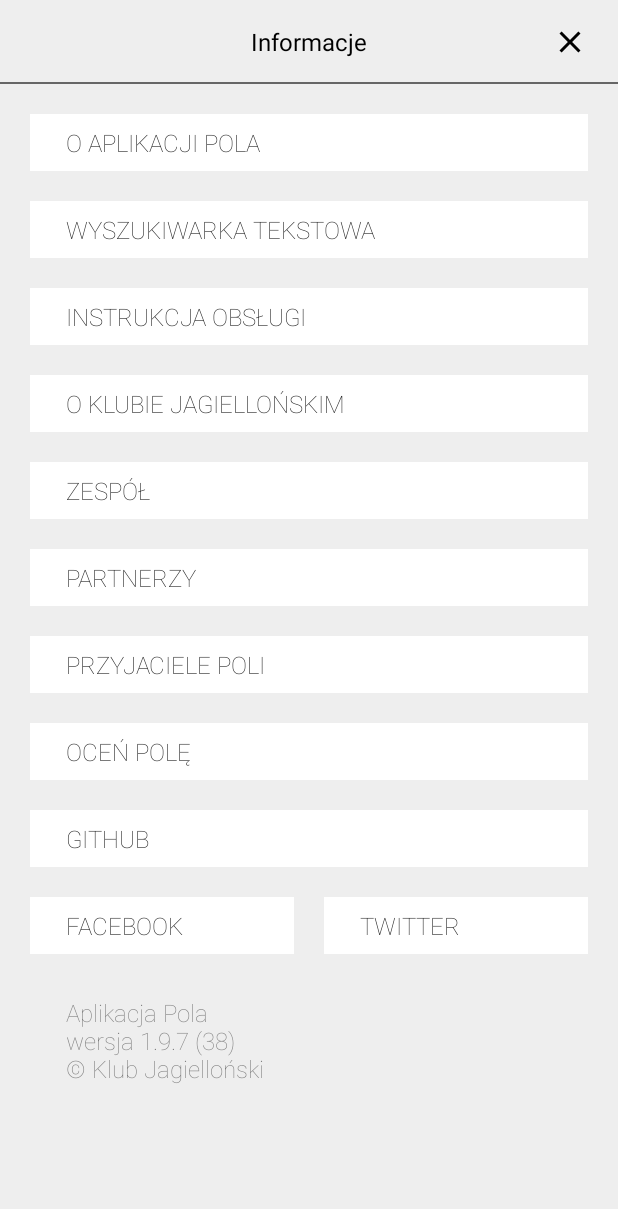
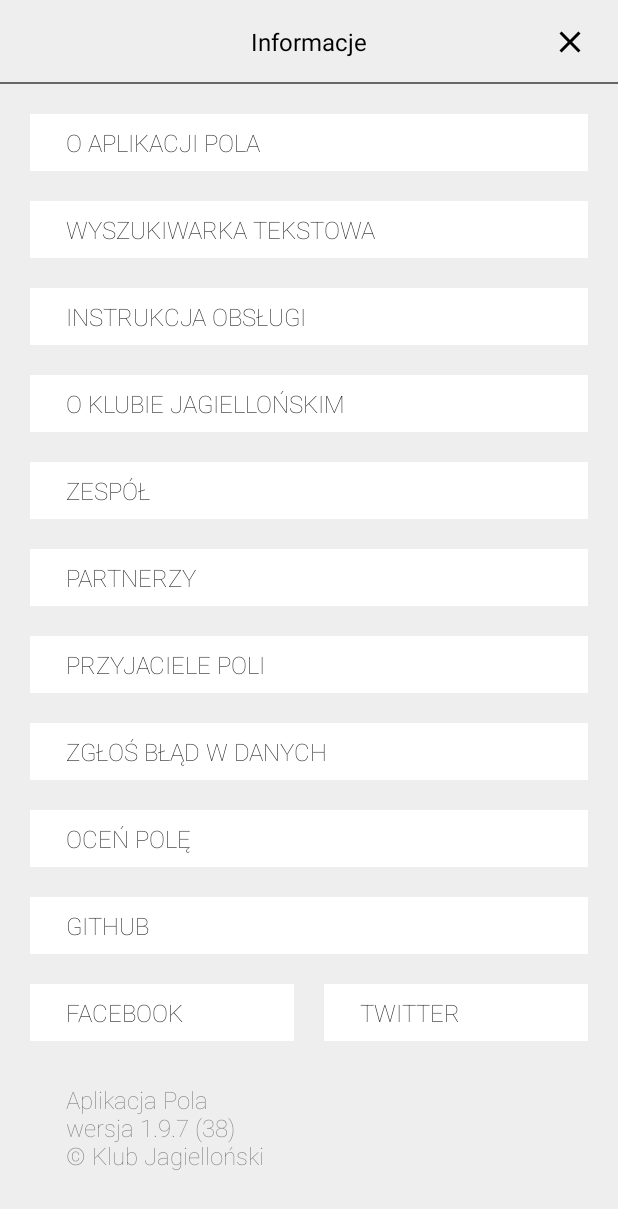
Before and after one commit to KlubJagiellonski/pola-android, an Android app: the MenuActivity screen opened directly, with no data from a screen before it, on a phone screen of 412 x 824 dp. Shown: the top 1209 px of the screen. Run offline under Robolectric (Android 15) with nearby library versions, the phone set to English and light mode, and no system bars.

Commit message:
FIx create report

```diff
--- a/app/src/main/java/pl/pola_app/network/Api.kt
+++ b/app/src/main/java/pl/pola_app/network/Api.kt
@@ -30,7 +30,7 @@ interface Api {
         @Body report: Report?
     ): Call<ReportResult?>?
 
-    @Headers("x-amz-acl: public-read", "Content-Type: image/*")
+    @Headers("Content-Type: image/*")
     @PUT
     fun sendReportImage(@Url url: String?, @Body file: RequestBody?): Call<JsonObject?>?
 }
--- a/app/src/main/res/layout/activity_menu.xml
+++ b/app/src/main/res/layout/activity_menu.xml
@@ -102,7 +102,6 @@
             <TextView
                 android:id="@+id/activity_found_bug_tv"
                 style="@style/MenuTextView"
-                android:visibility="gone"
                 android:layout_width="match_parent"
                 android:layout_height="wrap_content"
                 android:text="@string/action_bug" />
```
